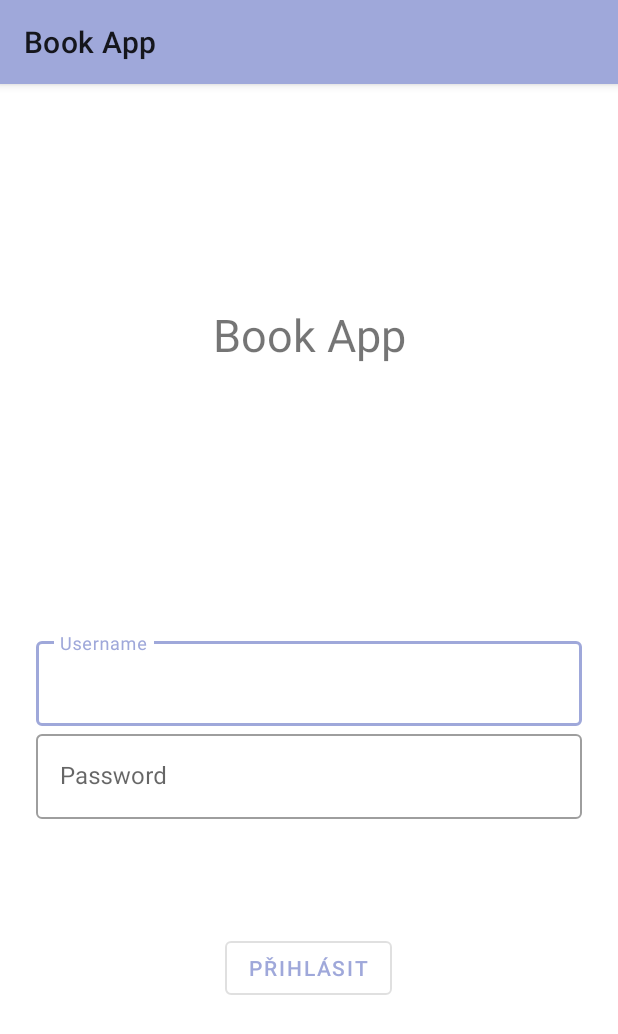
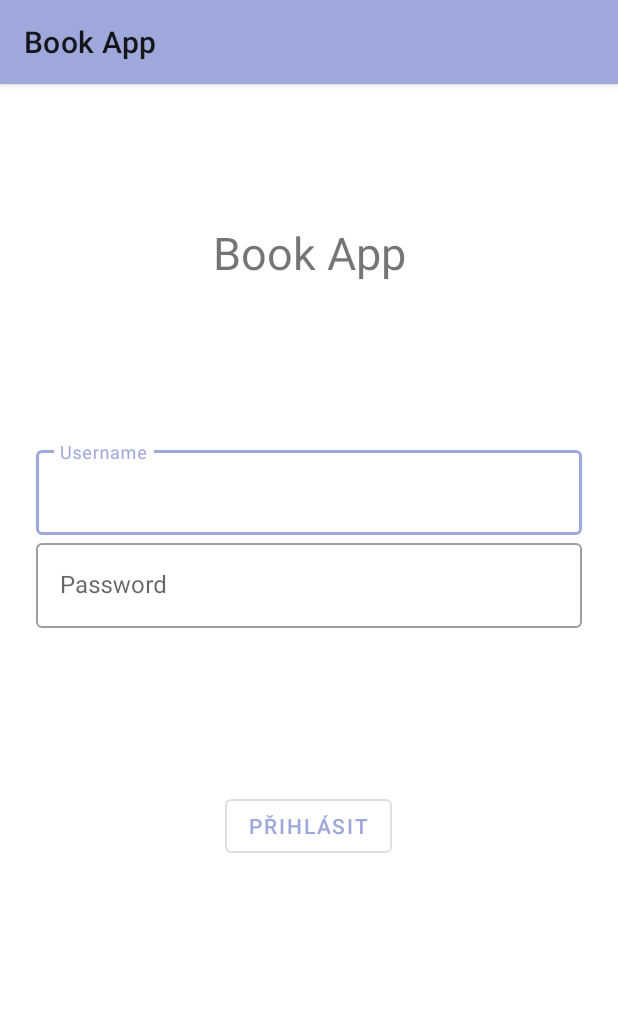
Before and after one commit to kujade/book-app, an Android app: the screen it shows after launch (MainActivity), on a phone screen of 412 x 824 dp. Shown: the top 1034 px of the screen. Run offline under Robolectric (Android 15) with nearby library versions, the phone set to English and light mode, and no system bars.

Commit message:
change constraintGuide to percent

```diff
--- a/app/src/main/res/layout/fragment_login.xml
+++ b/app/src/main/res/layout/fragment_login.xml
@@ -97,5 +97,5 @@
             android:layout_height="wrap_content"
             android:id="@+id/guidelineMiddle"
             android:orientation="horizontal"
-            app:layout_constraintGuide_end="410dp"/>
+            app:layout_constraintGuide_percent="0.30"/>
 </androidx.constraintlayout.widget.ConstraintLayout>
```
